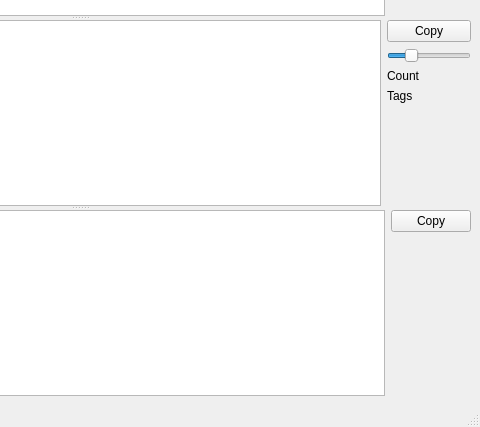
Qt form mainwindow.ui (pousche/dwds-pyrser) before a commit; both pictures show x 320 to 800 and y 397 to 824 of the 800 by 824 pixel window.
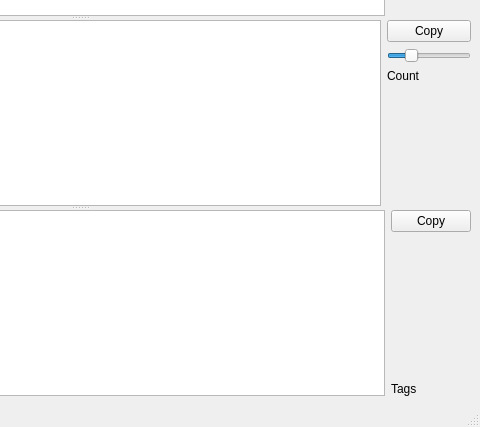
The same form after that commit.

Diff of the .ui file:
```diff
--- a/mainwindow.ui
+++ b/mainwindow.ui
@@ -200,13 +200,6 @@
           </property>
          </spacer>
         </item>
-        <item row="3" column="2">
-         <widget class="QLabel" name="examples_label_tags">
-          <property name="text">
-           <string>Tags</string>
-          </property>
-         </widget>
-        </item>
         <item row="2" column="2">
          <widget class="QLabel" name="examples_label_count">
           <property name="text">
@@ -216,7 +209,7 @@
         </item>
        </layout>
       </widget>
-      <widget class="QWidget" name="">
+      <widget class="QWidget" name="layoutWidget">
        <layout class="QGridLayout" name="gridLayout_thesaurus">
         <item row="0" column="0">
          <widget class="QLabel" name="thesaurus_label">
@@ -245,7 +238,14 @@
           </property>
          </spacer>
         </item>
-        <item row="0" column="1" rowspan="2">
+        <item row="2" column="2">
+         <widget class="QLabel" name="label_tags">
+          <property name="text">
+           <string>Tags</string>
+          </property>
+         </widget>
+        </item>
+        <item row="0" column="1" rowspan="3">
          <widget class="QPlainTextEdit" name="thesaurus_plainTextEdit"/>
         </item>
         <item row="1" column="2">
```
Left out of the diff: 26 changed lines with no effect on the pictures.
